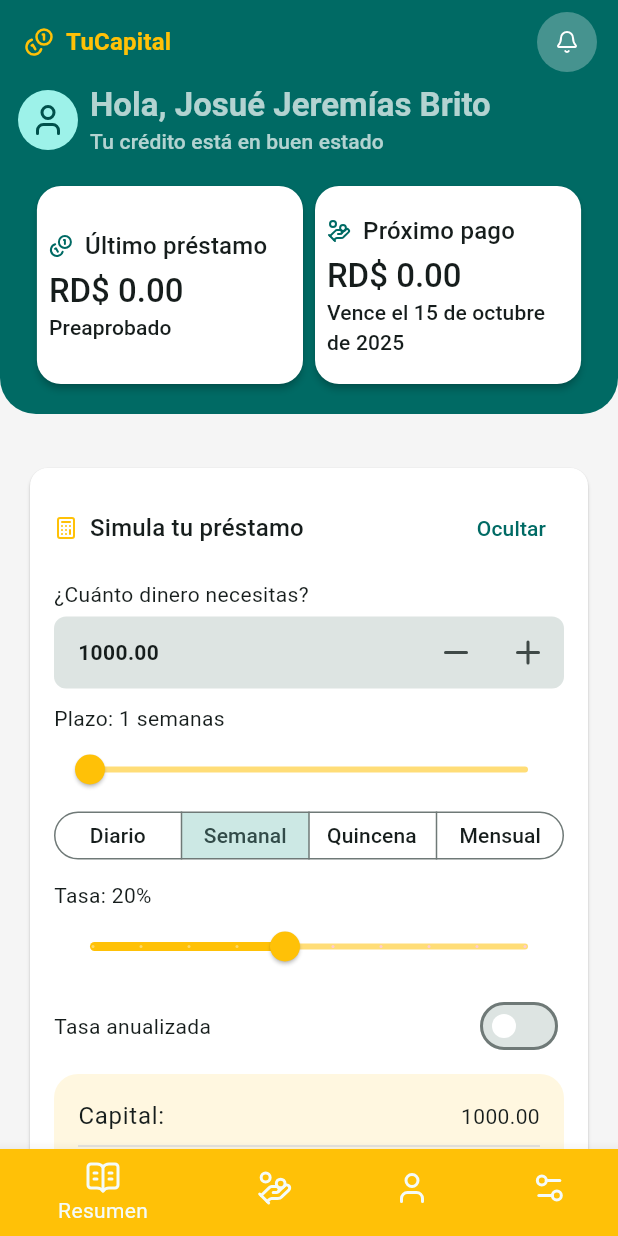
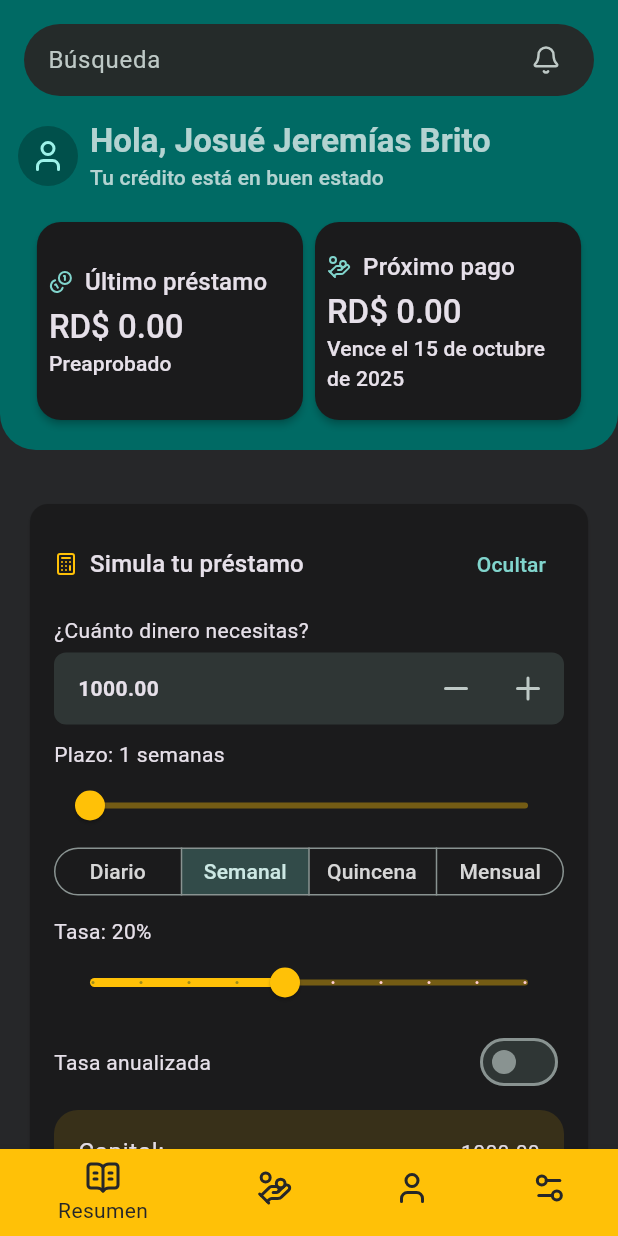
Before and after one commit to amarantex64/abejita, a Flutter app: the screen it shows after launch, on a phone screen of 412 x 824 dp. Run offline on Flutter 3.47's test engine with Material 3 defaults, Android fonts, the phone set to English and light mode, and no system bars; our stand-ins replace diacritic, flutter_lucide, get, shared_preferences.

Commit message:
Añadir barra de búsqueda personalizada y mejorar la gestión del historial de búsqueda; refactorizar la vista de contactos y eliminar elementos no utilizados.

```diff
--- a/lib/app_constant.dart
+++ b/lib/app_constant.dart
@@ -11,7 +11,8 @@ class AppConstant {
 
 class AppScreen {
   static const int animationDuration = 400;
+  static const double maxMobileWidth = 600;
   static const double standardPadding = 16.0;
   static final BorderRadius borderRadius = BorderRadius.circular(standardPadding);
-  static bool isWide(BuildContext context) => MediaQuery.of(context).size.width >= 600;
+  static bool isWide(BuildContext context) => MediaQuery.of(context).size.width >= maxMobileWidth;
 }
--- a/lib/layouts/main_layout.dart
+++ b/lib/layouts/main_layout.dart
@@ -1,20 +1,38 @@
 import 'package:abejita/app_constant.dart';
-import 'package:abejita/app_theme.dart';
 import 'package:abejita/routes.dart';
 import 'package:abejita/services/navigation_service.dart';
+import 'package:abejita/widgets/app_bar_search.dart';
 import 'package:abejita/widgets/app_notification_drawer.dart';
-import 'package:abejita/widgets/appbar_icon_action.dart';
 import 'package:flutter/material.dart';
-import 'package:flutter_lucide/flutter_lucide.dart';
 
 class MainLayout extends StatelessWidget {
   final Widget child;
   final Widget? floatingActionButton;
   final String? title;
   final bool? extendBody;
-  final List<Widget>? actions;
+  final List<IconButton>? actions;
+  final PreferredSizeWidget? appBar;
+  final Color? appBarBackground;
+  final TextInputType? keyboardTypeSearch;
+  final ValueChanged<String>? onSearchChanged, onSearchSubmitted;
+  final GestureTapCallback? onSearchTap;
+  final TapRegionCallback? onSearchTapOutside;
 
-  const MainLayout({super.key, this.actions, required this.child, this.floatingActionButton, this.title, this.extendBody});
+  const MainLayout({
+    super.key,
+    this.appBar,
+    this.actions,
+    required this.child,
+    this.floatingActionButton,
+    this.title,
+    this.extendBody,
+    this.appBarBackground,
+    this.onSearchChanged,
+    this.onSearchSubmitted,
+    this.onSearchTapOutside,
+    this.onSearchTap,
+    this.keyboardTypeSearch,
+  });
 
   @override
   Widget build(BuildContext context) {
@@ -22,27 +40,18 @@ class MainLayout extends StatelessWidget {
     final selectedIndex = NavigationService.indexOfRoute;
 
     return Scaffold(
-      appBar: AppBar(
-        title: Row(
-          spacing: 8,
-          children: [
-            Icon(LucideIcons.coins, size: 20, color: AppTheme.primaryColor),
-            Text(title ?? AppConstant.projectName),
-          ],
-        ),
-        titleTextStyle: Theme.of(
-          context,
-        ).textTheme.titleMedium?.copyWith(fontWeight: FontWeight.bold, color: AppTheme.primaryColor),
-        animateColor: true,
-        backgroundColor: AppTheme.secondaryColor,
-        shadowColor: AppTheme.secondaryColor,
-        scrolledUnderElevation: 8,
-        actionsPadding: EdgeInsets.symmetric(horizontal: 10),
-        actions: [
-          ...?actions?.map((a) => Padding(padding: const EdgeInsets.only(right: 4), child: a)),
-          AppbarIconAction(icon: LucideIcons.bell, onPressed: (context) => Scaffold.of(context).openEndDrawer()),
-        ],
-      ),
+      appBar:
+          appBar ??
+          AppBarSearch(
+            title: title ?? "Búsqueda",
+            onTap: onSearchTap,
+            onChanged: onSearchChanged,
+            onSubmitted: onSearchSubmitted,
+            onTapOutside: onSearchTapOutside,
+            backgroundColor: appBarBackground,
+            keyboardType: keyboardTypeSearch,
+            actions: actions,
+          ),
       endDrawer: AppNotificationDrawer(),
       floatingActionButton: floatingActionButton,
       extendBody: extendBody ?? true,
--- a/lib/main.dart
+++ b/lib/main.dart
@@ -24,7 +24,7 @@ class AbejitaApp extends StatelessWidget {
       title: AppConstant.projectName,
       theme: AppTheme.light,
       darkTheme: AppTheme.dark,
-      themeMode: ThemeMode.light,
+      themeMode: ThemeMode.dark,
       navigatorKey: NavigationService.navigatorKey,
       initialRoute: '/',
       getPages: appPagesRoutes,
--- a/lib/views/home_view.dart
+++ b/lib/views/home_view.dart
@@ -17,6 +17,7 @@ class HomeView extends StatelessWidget {
     final widthMainCard = AppScreen.isWide(context) ? context.width * 0.4 : context.width * 0.45;
 
     return MainLayout(
+      appBarBackground: AppTheme.secondaryColor,
       child: SafeArea(
         child: SingleChildScrollView(
           child: Column(
--- /dev/null
+++ b/lib/widgets/app_bar_search.dart
@@ -0,0 +1,79 @@
+import 'package:abejita/app_constant.dart';
+import 'package:flutter/material.dart';
+import 'package:flutter_lucide/flutter_lucide.dart';
+
+class AppBarSearch extends StatelessWidget implements PreferredSizeWidget {
+  final String title;
+  final double elevation;
+  final TextInputType? keyboardType;
+  final TextStyle? titleStyle, hintStyle;
+  final Iterable<IconButton>? actions;
+  final Color? overlayColor, backgroundColor, backgroundSearchColor;
+  final ValueChanged<String>? onChanged, onSubmitted;
+  final GestureTapCallback? onTap;
+  final TapRegionCallback? onTapOutside;
+
+  const AppBarSearch({
+    super.key,
+    required this.title,
+    this.actions,
+    this.elevation = 0,
+    this.titleStyle,
+    this.hintStyle,
+    this.keyboardType,
+    this.overlayColor,
+    this.backgroundColor,
+    this.backgroundSearchColor,
+    this.onTap,
+    this.onChanged,
+    this.onSubmitted,
+    this.onTapOutside,
+  });
+
+  @override
+  Size get preferredSize => const Size.fromHeight(80);
+
+  @override
+  Widget build(BuildContext context) {
+    return Container(
+      color: backgroundColor,
+      padding: const EdgeInsets.all(AppScreen.standardPadding),
+      child: SearchBar(
+        autoFocus: false,
+        constraints: const BoxConstraints(
+          maxHeight: double.maxFinite,
+          minHeight: double.maxFinite,
+          maxWidth: AppScreen.maxMobileWidth,
+        ),
+        hintText: title,
+        onTap: onTap,
+        onChanged: onChanged,
+        onSubmitted: onSubmitted,
+        onTapOutside: onTapOutside,
+        keyboardType: keyboardType,
+        elevation: WidgetStatePropertyAll(elevation),
+        backgroundColor: backgroundSearchColor != null ? WidgetStatePropertyAll(backgroundSearchColor) : null,
+        overlayColor: overlayColor != null ? WidgetStatePropertyAll(overlayColor) : null,
+        hintStyle: hintStyle != null ? WidgetStatePropertyAll(hintStyle) : null,
+        textStyle: titleStyle != null ? WidgetStatePropertyAll(titleStyle) : null,
+        leading: Navigator.canPop(context)
+            ? IconButton(
+                iconSize: 20,
+                icon: Icon(LucideIcons.arrow_left),
+                tooltip: "Ir atrás",
+                onPressed: () => Navigator.pop(context),
+              )
+            : null,
+        trailing: [
+          ...?actions?.map((button) => Padding(padding: const EdgeInsets.only(right: 4), child: button)),
+          IconButton(
+            iconSize: 20,
+            icon: Icon(LucideIcons.bell),
+            tooltip: "Ver notificaciones",
+            onPressed: () => Scaffold.of(context).openEndDrawer(),
+          ),
+        ],
+      ),
+    );
+  }
+}
--- a/lib/widgets/nofound_element.dart
+++ b/lib/widgets/iconed_title.dart
@@ -1,10 +1,10 @@
 import 'package:flutter/material.dart';
 
-class NofoundElement extends StatelessWidget {
+class IconedTitle extends StatelessWidget {
   final IconData icon;
   final String? title;
 
-  const NofoundElement({required this.icon, this.title, super.key});
+  const IconedTitle({required this.icon, this.title, super.key});
 
   @override
   Widget build(BuildContext context) {
```
Also changed, not shown: lib/services/search_history_service.dart (+8 -9 lines), lib/views/contacts_view.dart (+15 -12 lines), lib/views/searches/client_search_delegate.dart (+6 -6 lines).
